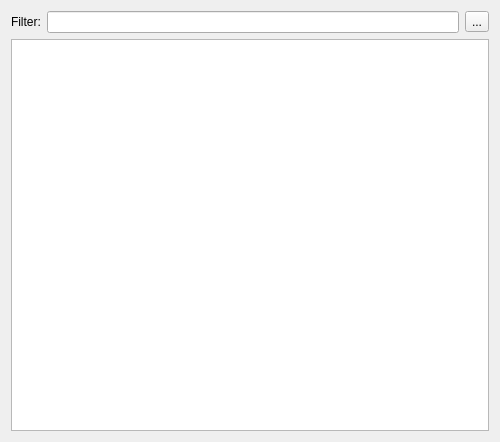
formicidae-tracker/studio, file src/fort/studio/widget/IdentificationListWidget.ui: the form before one commit.
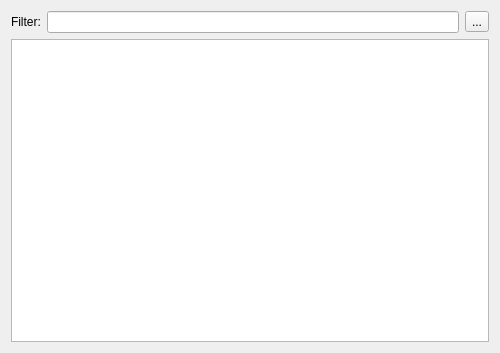
The form after the commit. Icons and pictures are not drawn.

```diff
--- a/src/fort/studio/widget/IdentificationListWidget.ui
+++ b/src/fort/studio/widget/IdentificationListWidget.ui
@@ -7,7 +7,7 @@
     <x>0</x>
     <y>0</y>
     <width>500</width>
-    <height>442</height>
+    <height>353</height>
    </rect>
   </property>
   <property name="maximumSize">
@@ -79,7 +79,7 @@
      <property name="minimumSize">
       <size>
        <width>360</width>
-       <height>0</height>
+       <height>300</height>
       </size>
      </property>
      <property name="maximumSize">
```
